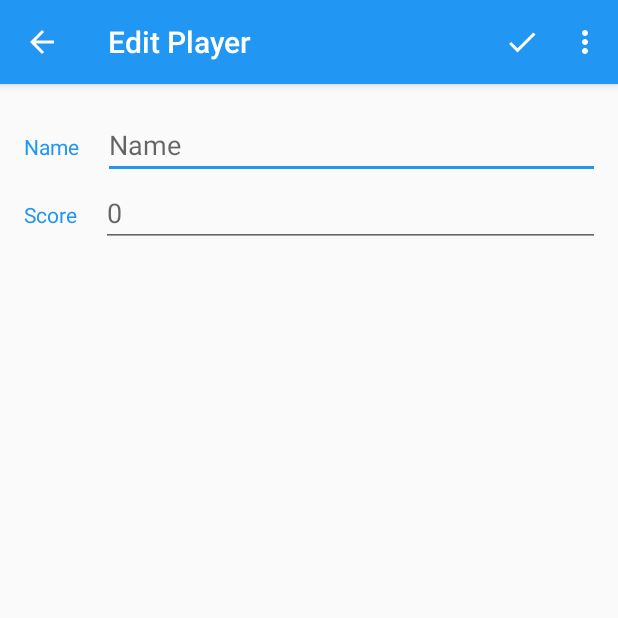
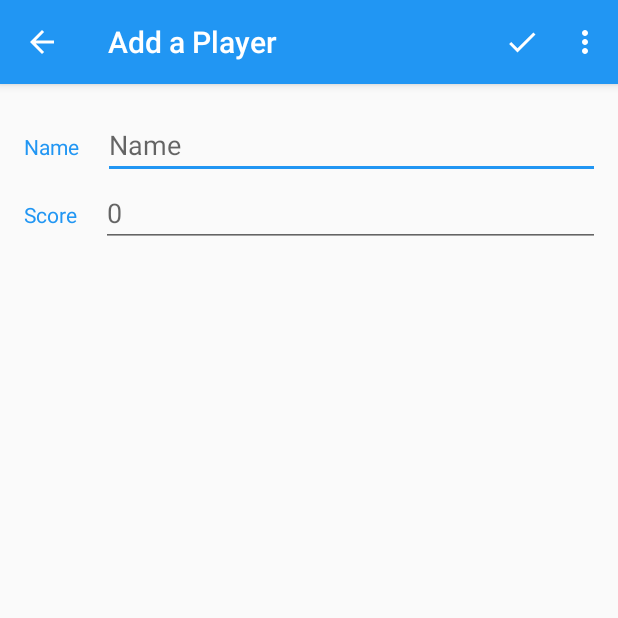
Before and after one commit to amandaroos/Scorekeeper, an Android app: the EditorActivity screen opened directly, with no data from a screen before it, on a phone screen of 412 x 824 dp, the top half of it. Run offline under Robolectric (Android 15) with nearby library versions, the phone set to English and light mode, and no system bars.

Commit message:
Change EditorActivity label to either "Edit Player" or "Add Player"

```diff
--- a/app/src/main/AndroidManifest.xml
+++ b/app/src/main/AndroidManifest.xml
@@ -17,7 +17,6 @@
         </activity>
         <activity
             android:name=".EditorActivity"
-            android:label="Edit Player"
             android:parentActivityName=".MainActivity"
             android:theme="@style/EditorTheme">
             <!-- Parent activity meta-data to support 4.0 and lower -->
--- a/app/src/main/java/com/example/amanda/scorekeeperversion4/EditorActivity.java
+++ b/app/src/main/java/com/example/amanda/scorekeeperversion4/EditorActivity.java
@@ -35,10 +35,35 @@ public class EditorActivity extends AppCompatActivity implements LoaderManager.L
     //Content URI for the existing player (null if it's a new player)
     private Uri mCurrentPlayerUri;
 
+    //Loader number
+    public static final int PLAYER_LOADER = 0;
+
     @Override
     protected void onCreate(Bundle savedInstanceState) {
         super.onCreate(savedInstanceState);
         setContentView(R.layout.activity_editor);
+
+        //Use getIntent() and getData()to get the URI associated with the intent
+        mCurrentPlayerUri = getIntent().getData();
+
+        //Set title of the EditorActivity.
+        //Set title to "Edit Player" if ListView item was selected
+        //Otherwise, change app bar to say "Add a Player"
+        if (mCurrentPlayerUri != null) {
+            //This is an existing player that is being edited
+            setTitle(R.string.editor_activity_title_edit_player);
+
+            //initialize Loader
+            getLoaderManager().initLoader(PLAYER_LOADER, null, this);
+        } else {
+            //This is a new pet that is being added
+            setTitle(getString(R.string.editor_activity_title_new_player    ));
+
+            //TODO when options menu exists
+            // Invalidate the options menu, so the "Delete" menu option can be hidden.
+            // (It doesn't make sense to delete a pet that hasn't been created yet.)
+            //invalidateOptionsMenu();
+        }
 
         // Find all relevant views that we will need to read user input from
         mNameEditText = (EditText) findViewById(R.id.edit_player_name);
--- a/app/src/main/res/values/strings.xml
+++ b/app/src/main/res/values/strings.xml
@@ -39,4 +39,10 @@
 
     <!-- Subtitle text for the empty view that prompts the user to add a player [CHAR LIMIT=50] -->
     <string name="empty_view_subtitle_text">Get started by adding a player</string>
+
+    <!-- Title for the activity to add a new player [CHAR LIMIT=20] -->
+    <string name="editor_activity_title_new_player">Add a Player</string>
+
+    <!-- Title for the activity to edit a player [CHAR LIMIT=20] -->
+    <string name="editor_activity_title_edit_player">Edit Player</string>
 </resources>
```
